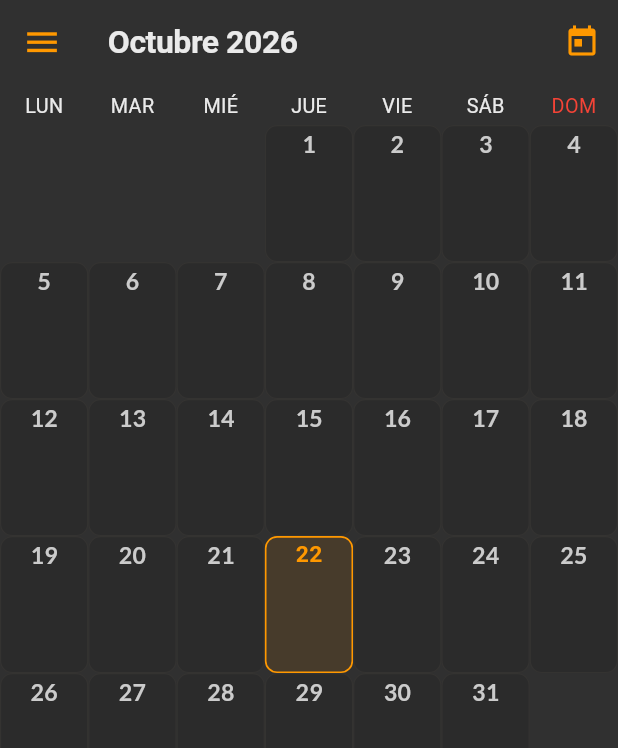
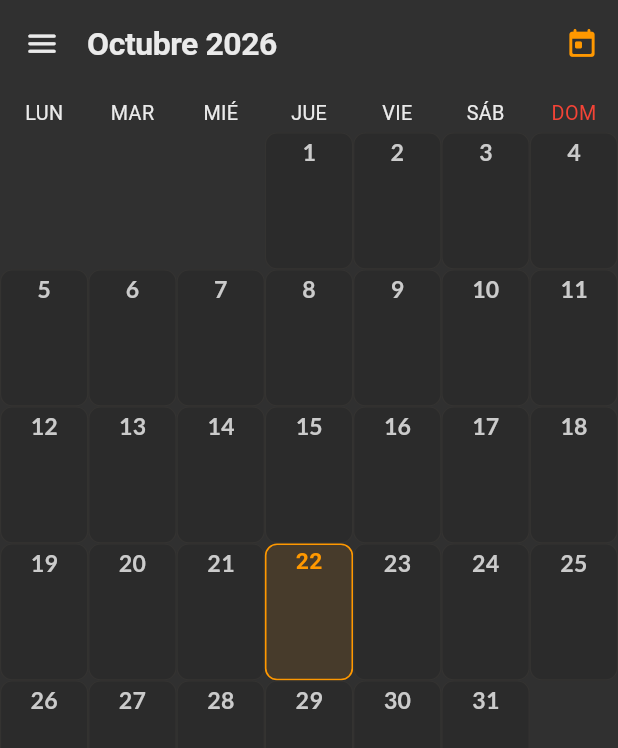
Before and after one commit to sandamil/Calendario, a Flutter app: the HomeView screen opened by its route, on a phone screen of 412 x 824 dp. Shown: the top 748 px of the screen. Run offline on Flutter 3.47's test engine with Material 3 defaults, Android fonts, the phone set to English and light mode, and no system bars; drawn by our look-alikes of table_calendar; our stand-ins replace file_picker, firebase_core, firebase_messaging, flutter_local_notifications, flutter_riverpod, flutter_screenutil and 17 more; missing offline and left inert: clipboard, flex_color_picker, flutter_file_dialog, image_fade, tutorial_coach_mark; accounts and stored records are empty; network calls fail; project files that could hold a hidden picture were left out.

Commit message:
Polish home app bar and spacing

```diff
--- a/lib/app/modules/home/views/home_view.dart
+++ b/lib/app/modules/home/views/home_view.dart
@@ -232,7 +232,9 @@ class _HomeViewState extends State<HomeView> {
             appBar: AppBar(
               centerTitle: false,
               elevation: 0,
-              backgroundColor: Colors.transparent,
+              toolbarHeight: 58.h,
+              titleSpacing: 2.w,
+              backgroundColor: Theme.of(context).scaffoldBackgroundColor,
               leading: Builder(
                 builder: (BuildContext context) {
                   return IconButton(
@@ -240,9 +242,9 @@ class _HomeViewState extends State<HomeView> {
                         ? tutorialController.keyButton6
                         : widget.key,
                     icon: Icon(
-                      Icons.menu,
-                      color: PRIMARY_COLOR,
-                      size: 26.sp,
+                      Icons.menu_rounded,
+                      color: Theme.of(context).colorScheme.onSurface,
+                      size: 24.sp,
                     ),
                     onPressed: () {
                       context.push('/menu');
@@ -259,10 +261,11 @@ class _HomeViewState extends State<HomeView> {
                       ? tutorialController.keyButton7
                       : widget.key,
                   color: PRIMARY_COLOR,
-                  icon: const Icon(
-                    Icons.today,
+                  icon: Icon(
+                    Icons.today_rounded,
+                    size: 22.sp,
                   ),
-                  tooltip: 'today',
+                  tooltip: 'Ir a hoy',
                   onPressed: () {
                     final hoy = DateTime.now();
                     final container =
@@ -303,7 +306,7 @@ class _HomeViewState extends State<HomeView> {
                     : null,
             body: Column(
               children: [
-                SizedBox(height: 2.h),
+                SizedBox(height: 4.h),
                 Column(
                   key: _showHomeTutorial
                       ? tutorialController.keyButton8
@@ -318,9 +321,9 @@ class _HomeViewState extends State<HomeView> {
                     ),
                   ],
                 ),
-                SizedBox(height: 5.h),
+                SizedBox(height: 8.h),
                 Padding(
-                  padding: EdgeInsets.symmetric(horizontal: 8.w),
+                  padding: EdgeInsets.symmetric(horizontal: 12.w),
                   child: LineWidget(),
                 ),
                 // SizedBox(height: 2.h),
```
